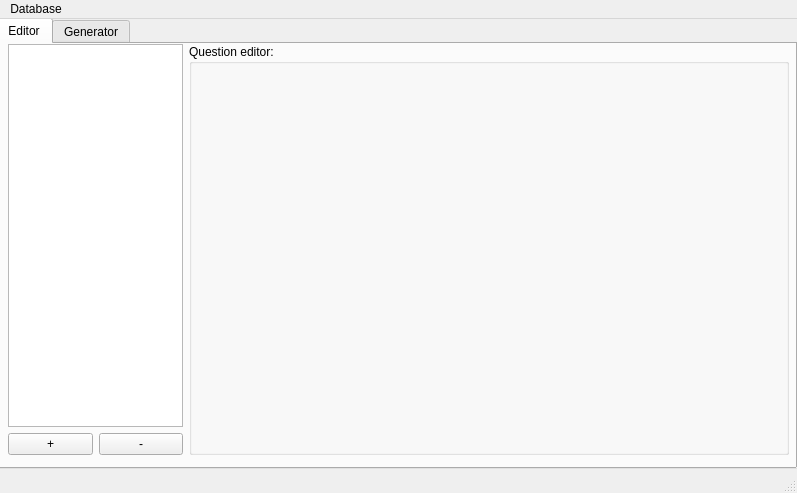
Before: the Qt Designer form interviewUI.ui in garekkream/interviewDB, drawn with Qt 5.
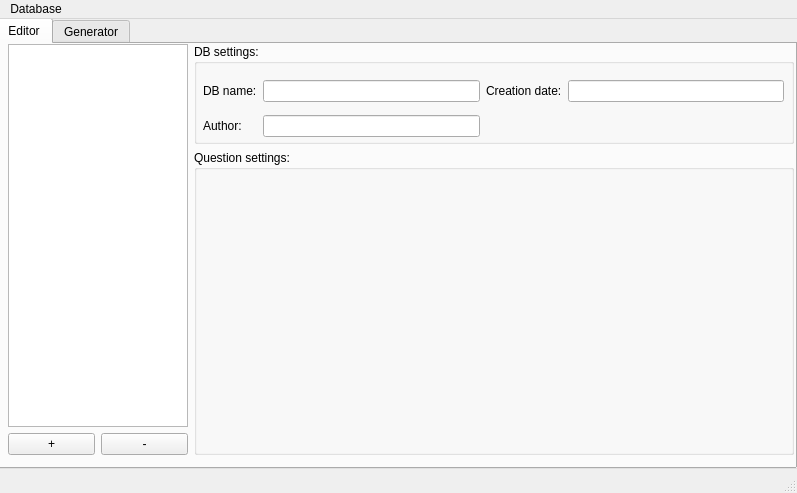
After: the same form once the commit is applied.

The edit to the form file:
```diff
--- a/interviewUI.ui
+++ b/interviewUI.ui
@@ -35,7 +35,7 @@
        <rect>
         <x>10</x>
         <y>0</y>
-        <width>781</width>
+        <width>786</width>
         <height>411</height>
        </rect>
       </property>
@@ -85,17 +85,83 @@
         </layout>
        </item>
        <item>
-        <widget class="QGroupBox" name="groupQuestion">
-         <property name="minimumSize">
-          <size>
-           <width>600</width>
-           <height>0</height>
-          </size>
-         </property>
-         <property name="title">
-          <string>Question editor:</string>
-         </property>
-        </widget>
+        <layout class="QVBoxLayout" name="verticalSettings">
+         <item>
+          <widget class="QGroupBox" name="groupQuestion">
+           <property name="minimumSize">
+            <size>
+             <width>600</width>
+             <height>100</height>
+            </size>
+           </property>
+           <property name="maximumSize">
+            <size>
+             <width>16777215</width>
+             <height>100</height>
+            </size>
+           </property>
+           <property name="title">
+            <string>DB settings:</string>
+           </property>
+           <widget class="QWidget" name="gridLayoutWidget">
+            <property name="geometry">
+             <rect>
+              <x>9</x>
+              <y>29</y>
+              <width>581</width>
+              <height>71</height>
+             </rect>
+            </property>
+            <layout class="QGridLayout" name="gridLayout">
+             <item row="0" column="0">
+              <widget class="QLabel" name="labelDbName">
+               <property name="text">
+                <string>DB name:</string>
+               </property>
+              </widget>
+             </item>
+             <item row="0" column="2">
+              <widget class="QLineEdit" name="lineDbName"/>
+             </item>
+             <item row="0" column="3">
+              <widget class="QLabel" name="labelDbDate">
+               <property name="text">
+                <string>Creation date:</string>
+               </property>
+              </widget>
+             </item>
+             <item row="0" column="4">
+              <widget class="QLineEdit" name="lineDbDate">
+               <property name="readOnly">
+                <bool>true</bool>
+               </property>
+               <property name="clearButtonEnabled">
+                <bool>false</bool>
+               </property>
+              </widget>
+             </item>
+             <item row="1" column="0">
+              <widget class="QLabel" name="labelDbAuthor">
+               <property name="text">
+                <string>Author:</string>
+               </property>
+              </widget>
+             </item>
+             <item row="1" column="2">
+              <widget class="QLineEdit" name="lineDbAuthor"/>
+             </item>
+            </layout>
+           </widget>
+          </widget>
+         </item>
+         <item>
+          <widget class="QGroupBox" name="groupDB">
+           <property name="title">
+            <string>Question settings:</string>
+           </property>
+          </widget>
+         </item>
+        </layout>
        </item>
       </layout>
      </widget>
```
Left out of the diff: 8 changed lines with no effect on the pictures.
